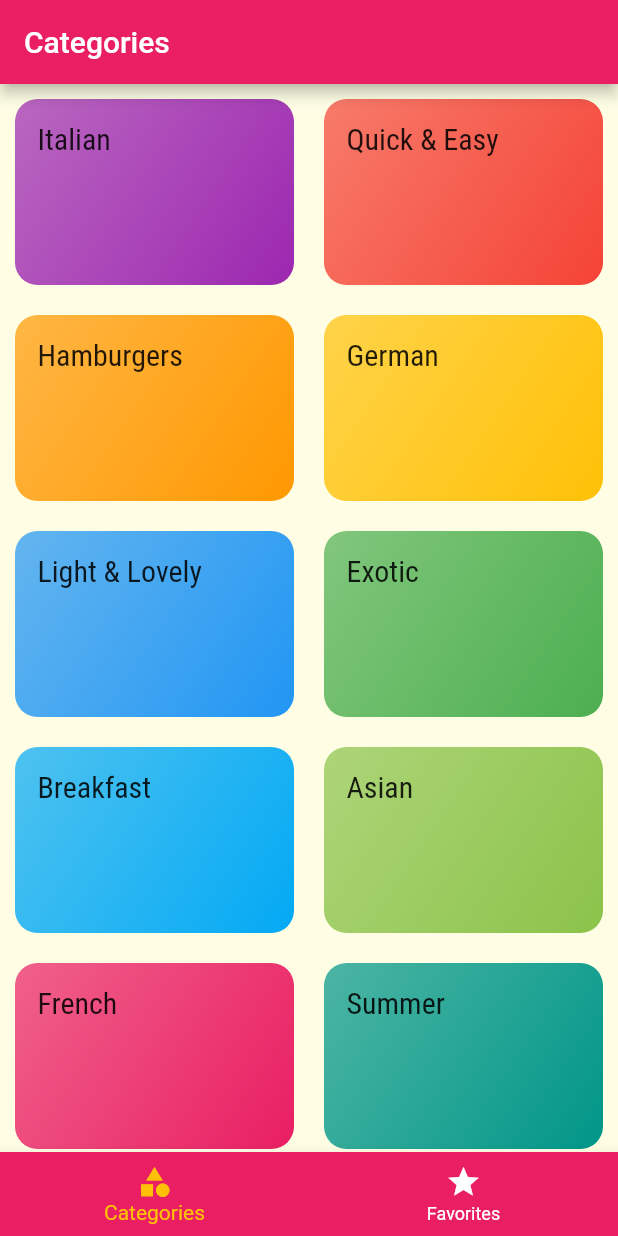
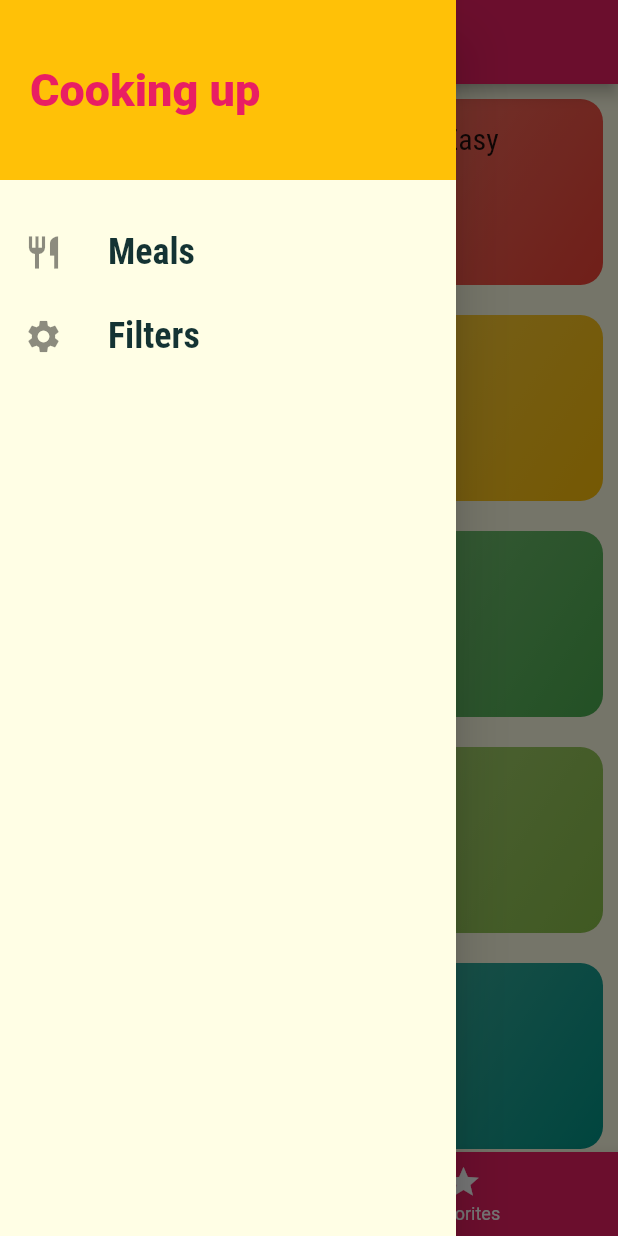
Before and after one commit to ranjeett3008/flutter_meal_app, a Flutter app: the screen it shows after launch, with the side drawer open (before the commit the screen has no drawer), on a phone screen of 412 x 824 dp. Run offline on Flutter 3.47's test engine with Material 2 defaults, Android fonts, the phone set to English and light mode, and no system bars; Roboto replaces fonts that are missing (Railwey).

Commit message:
Added side drawer

```diff
--- a/lib/screens/tabs_screen.dart
+++ b/lib/screens/tabs_screen.dart
@@ -1,4 +1,5 @@
 import 'package:flutter/material.dart';
+import '../widgets/main_drawer.dart';
 import './favorites_screen.dart';
 import './categories_screen.dart';
 
@@ -25,6 +26,7 @@ class _TabsScreenState extends State<TabsScreen> {
   Widget build(BuildContext context) {
     return Scaffold(
       appBar: AppBar(title: Text(_pages[_selectedPageIndex]['title'])),
+      drawer: MainDrawer(),
         body: _pages[_selectedPageIndex]['page'],
         bottomNavigationBar: BottomNavigationBar(
           onTap: _selectPage,
--- /dev/null
+++ b/lib/widgets/main_drawer.dart
@@ -0,0 +1,45 @@
+import 'package:flutter/material.dart';
+
+class MainDrawer extends StatelessWidget {
+
+  Widget buildListTile(String title, IconData icon)
+  {
+    return ListTile(
+            leading: Icon(icon, size: 26,),
+          title: Text(title, style: TextStyle(fontFamily: 'RobotoCondensed',
+          fontSize: 24,
+          fontWeight: FontWeight.bold
+          ),
+
+          ),
+          onTap: (){
+
+          },
+          );
+  }
+
+  @override
+  Widget build(BuildContext context) {
+    return Drawer(
+      child: Column(
+        children: <Widget>[
+          Container(
+            height: 120,
+            width: double.infinity,
+            padding: EdgeInsets.all(20),
+            alignment: Alignment.centerLeft,
+            color: Theme.of(context).accentColor,
+            child: Text('Cooking up', style:TextStyle(
+              fontWeight: FontWeight.w900,
+              fontSize: 30,
+              color: Theme.of(context).primaryColor
+            ),),
+          ),
+          SizedBox(height:20),
+          buildListTile('Meals', Icons.restaurant),
+           buildListTile('Filters', Icons.settings),
+        ],
+      ),
+    );
+  }
+}
```
